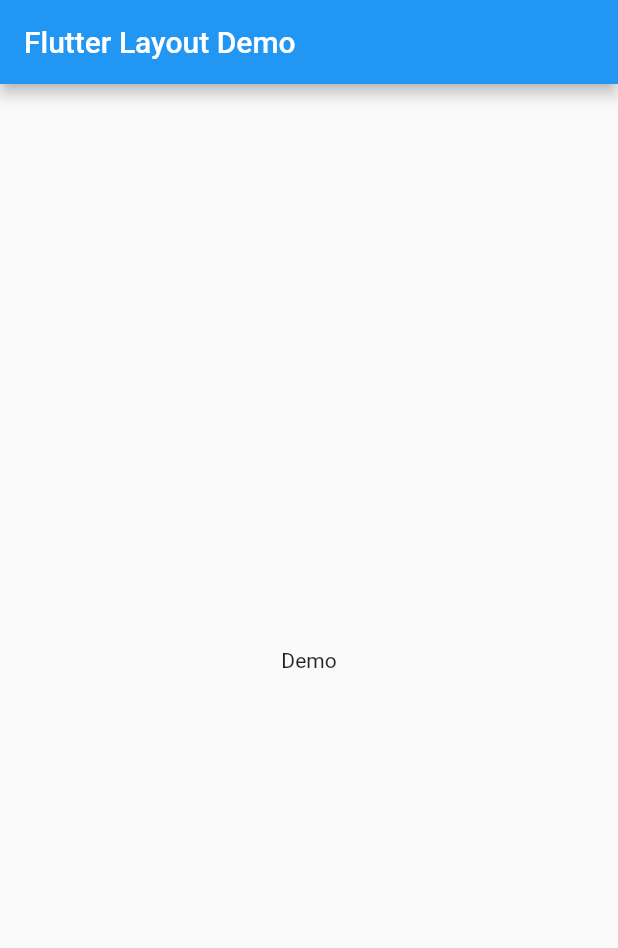
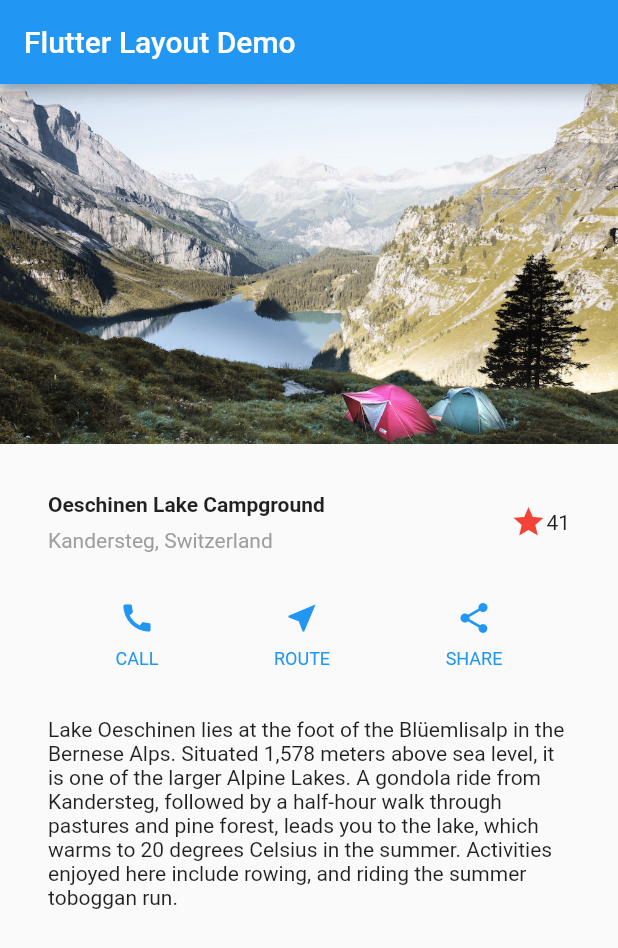
Before and after one commit to Ola-Matt/API-Practice, a Flutter app: the screen it shows after launch, on a phone screen of 412 x 824 dp. Shown: the top 948 px of the screen. Run offline on Flutter 3.47's test engine with Material 2 defaults, Android fonts, the phone set to English and light mode, and no system bars.

Commit message:
created base layout

```diff
--- a/lib/main.dart
+++ b/lib/main.dart
@@ -1,24 +1,110 @@
 import 'package:flutter/material.dart';
 
 void main() {
-  runApp(const MyApp());
+  runApp(MyApp());
 }
 
 class MyApp extends StatelessWidget {
-  const MyApp({Key? key}) : super(key: key);
+  MyApp({Key? key}) : super(key: key);
 
   @override
   Widget build(BuildContext context) {
+    Color color = Theme.of(context).primaryColor;
+
+    Widget buildSection = Row(
+      mainAxisAlignment: MainAxisAlignment.spaceEvenly,
+      children: [
+        _buildButtonColumn(color, Icons.call, 'CALL'),
+        _buildButtonColumn(color, Icons.near_me, 'ROUTE'),
+        _buildButtonColumn(color, Icons.share, 'SHARE')
+      ],
+    );
+
     return MaterialApp(
       title: 'Flutter Layout',
       home: Scaffold(
         appBar: AppBar(
           title: const Text('Flutter Layout Demo'),
         ),
-        body: const Center(
-          child: Text('Demo'),
+        body: ListView(
+          children: [
+            Image.asset(
+              'images/lake.jpg',
+              width: 600,
+              height: 240,
+              fit: BoxFit.cover,
+            ),
+            titleSection,
+            buildSection,
+            textBody
+          ],
         ),
       ),
     );
   }
+
+  Widget textBody = const Padding(
+    padding: EdgeInsets.all(32),
+    child: Text(
+      'Lake Oeschinen lies at the foot of the Blüemlisalp in the Bernese '
+      'Alps. Situated 1,578 meters above sea level, it is one of the '
+      'larger Alpine Lakes. A gondola ride from Kandersteg, followed by a '
+      'half-hour walk through pastures and pine forest, leads you to the '
+      'lake, which warms to 20 degrees Celsius in the summer. Activities '
+      'enjoyed here include rowing, and riding the summer toboggan run.',
+      softWrap: true,
+    ),
+  );
+
+  Widget titleSection = Container(
+    padding: const EdgeInsets.all(32),
+    child: Row(
+      children: [
+        Expanded(
+          child: Column(
+            crossAxisAlignment: CrossAxisAlignment.start,
+            children: [
+              Container(
+                padding: const EdgeInsets.only(bottom: 8),
+                child: const Text(
+                  'Oeschinen Lake Campground',
+                  style: TextStyle(fontWeight: FontWeight.bold),
+                ),
+              ),
+              const Text(
+                'Kandersteg, Switzerland',
+                style: TextStyle(
+                  color: Colors.grey,
+                ),
+              )
+            ],
+          ),
+        ),
+        const Icon(
+          Icons.star,
+          color: Colors.red,
+        ),
+        const Text('41'),
+      ],
+    ),
+  );
+
+  Column _buildButtonColumn(Color color, IconData icon, String label) {
+    return Column(
+        mainAxisAlignment: MainAxisAlignment.center,
+        mainAxisSize: MainAxisSize.min,
+        children: [
+          Icon(icon, color: color),
+          Container(
+              margin: const EdgeInsets.only(top: 8),
+              child: Text(
+                label,
+                style: TextStyle(
+                  fontSize: 12,
+                  fontWeight: FontWeight.w400,
+                  color: color,
+                ),
+              )),
+        ]);
+  }
 }
--- a/pubspec.yaml
+++ b/pubspec.yaml
@@ -58,9 +58,8 @@ flutter:
   uses-material-design: true
 
   # To add assets to your application, add an assets section, like this:
-  # assets:
-  #   - images/a_dot_burr.jpeg
-  #   - images/a_dot_ham.jpeg
+  assets:
+    - images/lake.jpg
 
   # An image asset can refer to one or more resolution-specific "variants", see
   # https://flutter.dev/assets-and-images/#resolution-aware.
```
Also changed, not shown: images/lake.jpg (added), 1 other file.
